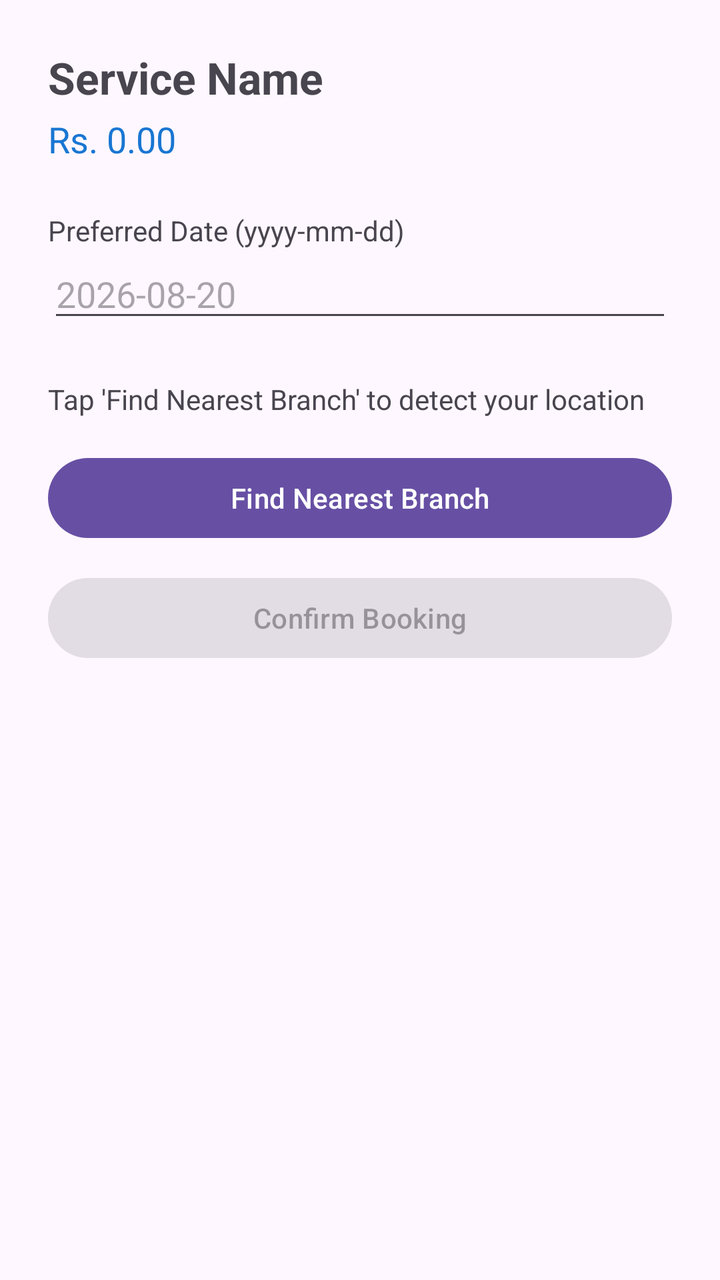
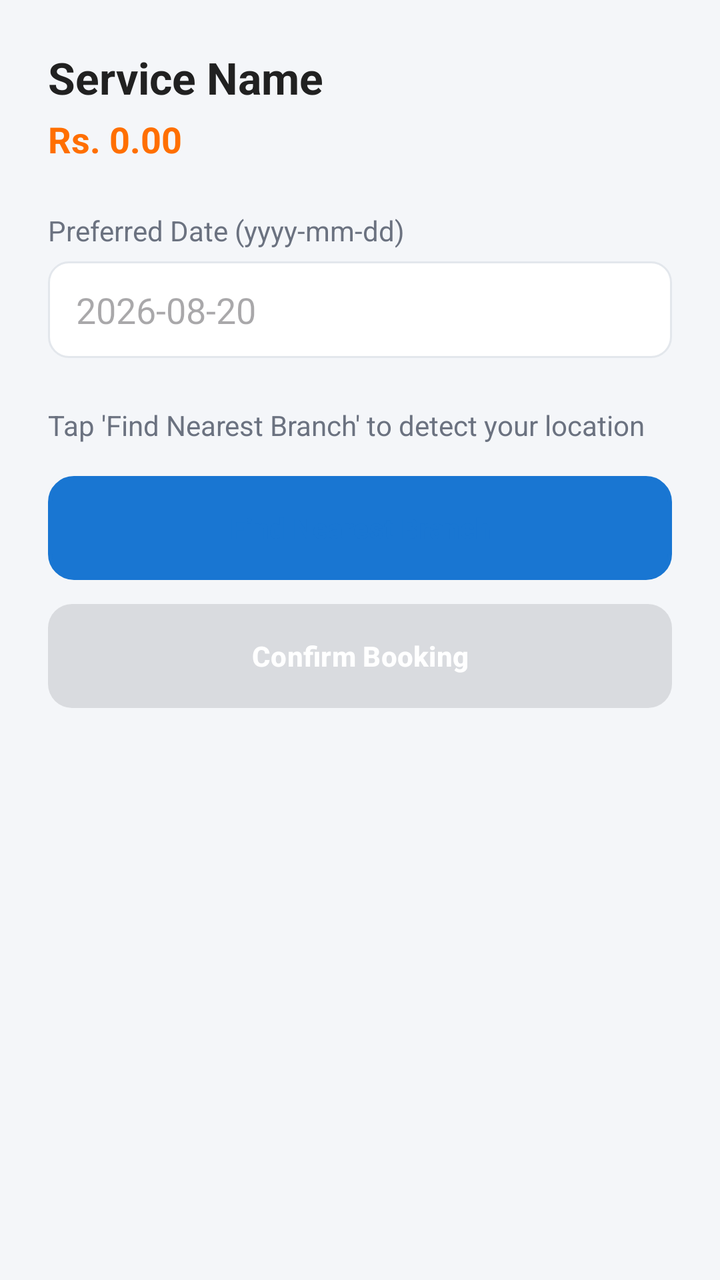

Compare the two renders of this Android layout. The source of the first and the diff that turns it into the second are given below.
<!-- AndroidManifest.xml: application theme Theme.TechFix -->
<!-- res/layout/activity_booking.xml -->
<?xml version="1.0" encoding="utf-8"?>
<LinearLayout xmlns:android="http://schemas.android.com/apk/res/android"
    android:layout_width="match_parent"
    android:layout_height="match_parent"
    android:orientation="vertical"
    android:padding="24dp">

    <TextView
        android:id="@+id/tvServiceName"
        android:layout_width="wrap_content"
        android:layout_height="wrap_content"
        android:text="Service Name"
        android:textSize="22sp"
        android:textStyle="bold" />

    <TextView
        android:id="@+id/tvServicePrice"
        android:layout_width="wrap_content"
        android:layout_height="wrap_content"
        android:text="Rs. 0.00"
        android:textSize="18sp"
        android:textColor="#1976D2"
        android:layout_marginTop="4dp"
        android:layout_marginBottom="24dp" />

    <TextView
        android:layout_width="wrap_content"
        android:layout_height="wrap_content"
        android:text="Preferred Date (yyyy-mm-dd)"
        android:textSize="14sp" />

    <EditText
        android:id="@+id/etDate"
        android:layout_width="match_parent"
        android:layout_height="wrap_content"
        android:hint="2026-08-20"
        android:inputType="date"
        android:layout_marginBottom="24dp" />

    <TextView
        android:id="@+id/tvBranchStatus"
        android:layout_width="match_parent"
        android:layout_height="wrap_content"
        android:text="Tap 'Find Nearest Branch' to detect your location"
        android:textSize="14sp"
        android:layout_marginBottom="16dp" />

    <Button
        android:id="@+id/btnFindBranch"
        android:layout_width="match_parent"
        android:layout_height="wrap_content"
        android:text="Find Nearest Branch" />

    <Button
        android:id="@+id/btnConfirmBooking"
        android:layout_width="match_parent"
        android:layout_height="wrap_content"
        android:text="Confirm Booking"
        android:layout_marginTop="12dp"
        android:enabled="false" />

</LinearLayout>
<!-- resources referenced by this layout -->
<resources>
  <style name="Theme.TechFix" parent="Base.Theme.TechFix" />
  <style name="Base.Theme.TechFix" parent="Theme.Material3.DayNight.NoActionBar">
          
          
      </style>
</resources>

<!-- the commit's change to res/layout/activity_booking.xml (unified diff, before → after) -->
@@ -3,6 +3,7 @@
     android:layout_width="match_parent"
     android:layout_height="match_parent"
     android:orientation="vertical"
+    android:background="@color/background"
     android:padding="24dp">
 
     <TextView
@@ -11,7 +12,8 @@
         android:layout_height="wrap_content"
         android:text="Service Name"
         android:textSize="22sp"
-        android:textStyle="bold" />
+        android:textStyle="bold"
+        android:textColor="@color/text_primary" />
 
     <TextView
         android:id="@+id/tvServicePrice"
@@ -19,7 +21,8 @@
         android:layout_height="wrap_content"
         android:text="Rs. 0.00"
         android:textSize="18sp"
-        android:textColor="#1976D2"
+        android:textStyle="bold"
+        android:textColor="@color/accent"
         android:layout_marginTop="4dp"
         android:layout_marginBottom="24dp" />
 
@@ -27,7 +30,8 @@
         android:layout_width="wrap_content"
         android:layout_height="wrap_content"
         android:text="Preferred Date (yyyy-mm-dd)"
-        android:textSize="14sp" />
+        android:textSize="14sp"
+        android:textColor="@color/text_secondary" />
 
     <EditText
         android:id="@+id/etDate"
@@ -35,6 +39,9 @@
         android:layout_height="wrap_content"
         android:hint="2026-08-20"
         android:inputType="date"
+        android:textColor="@color/text_primary"
+        android:background="@drawable/bg_edittext"
+        android:layout_marginTop="6dp"
         android:layout_marginBottom="24dp" />
 
     <TextView
@@ -43,19 +50,26 @@
         android:layout_height="wrap_content"
         android:text="Tap 'Find Nearest Branch' to detect your location"
         android:textSize="14sp"
+        android:textColor="@color/text_secondary"
         android:layout_marginBottom="16dp" />
 
     <Button
         android:id="@+id/btnFindBranch"
         android:layout_width="match_parent"
-        android:layout_height="wrap_content"
-        android:text="Find Nearest Branch" />
+        android:layout_height="52dp"
+        android:text="Find Nearest Branch"
+        android:textColor="@color/primary"
+        android:textStyle="bold"
+        android:background="@drawable/bg_button_outline" />
 
     <Button
         android:id="@+id/btnConfirmBooking"
         android:layout_width="match_parent"
-        android:layout_height="wrap_content"
+        android:layout_height="52dp"
         android:text="Confirm Booking"
+        android:textColor="@color/white"
+        android:textStyle="bold"
+        android:background="@drawable/bg_button_accent"
         android:layout_marginTop="12dp"
         android:enabled="false" />
 
<!-- resource entries referenced after the edit -->
@@ -1,9 +1,44 @@
 <!-- resources referenced by this layout -->
 <resources>
+  <color name="accent">#FF6F00</color>
+  <color name="background">#F4F6F9</color>
+  <color name="primary">#1976D2</color>
+  <color name="text_primary">#212121</color>
+  <color name="text_secondary">#6B7280</color>
+  <color name="white">#FFFFFFFF</color>
+  <!-- drawable bg_button_accent (drawable) -->
+  <?xml version="1.0" encoding="utf-8"?>
+  <shape xmlns:android="http://schemas.android.com/apk/res/android" android:shape="rectangle">
+      <solid android:color="@color/accent" />
+      <corners android:radius="12dp" />
+  </shape>
+  <!-- drawable bg_button_outline (drawable) -->
+  <?xml version="1.0" encoding="utf-8"?>
+  <shape xmlns:android="http://schemas.android.com/apk/res/android" android:shape="rectangle">
+      <solid android:color="@color/surface" />
+      <stroke android:width="2dp" android:color="@color/primary" />
+      <corners android:radius="12dp" />
+  </shape>
+  <!-- drawable bg_edittext (drawable) -->
+  <?xml version="1.0" encoding="utf-8"?>
+  <shape xmlns:android="http://schemas.android.com/apk/res/android" android:shape="rectangle">
+      <solid android:color="@color/surface" />
+      <stroke android:width="1dp" android:color="@color/divider" />
+      <corners android:radius="10dp" />
+      <padding android:left="14dp" android:top="12dp" android:right="14dp" android:bottom="12dp" />
+  </shape>
   <style name="Theme.TechFix" parent="Base.Theme.TechFix" />
+  <color name="surface">#FFFFFF</color>
+  <color name="divider">#E3E7EC</color>
   <style name="Base.Theme.TechFix" parent="Theme.Material3.DayNight.NoActionBar">
           
           
+          <item name="colorPrimary">@color/primary</item>
+          <item name="colorPrimaryDark">@color/primary_dark</item>
+          <item name="colorAccent">@color/accent</item>
+          <item name="android:statusBarColor">@color/primary_dark</item>
+          <item name="android:windowBackground">@color/background</item>
       </style>
+  <color name="primary_dark">#0D47A1</color>
 </resources>
 
